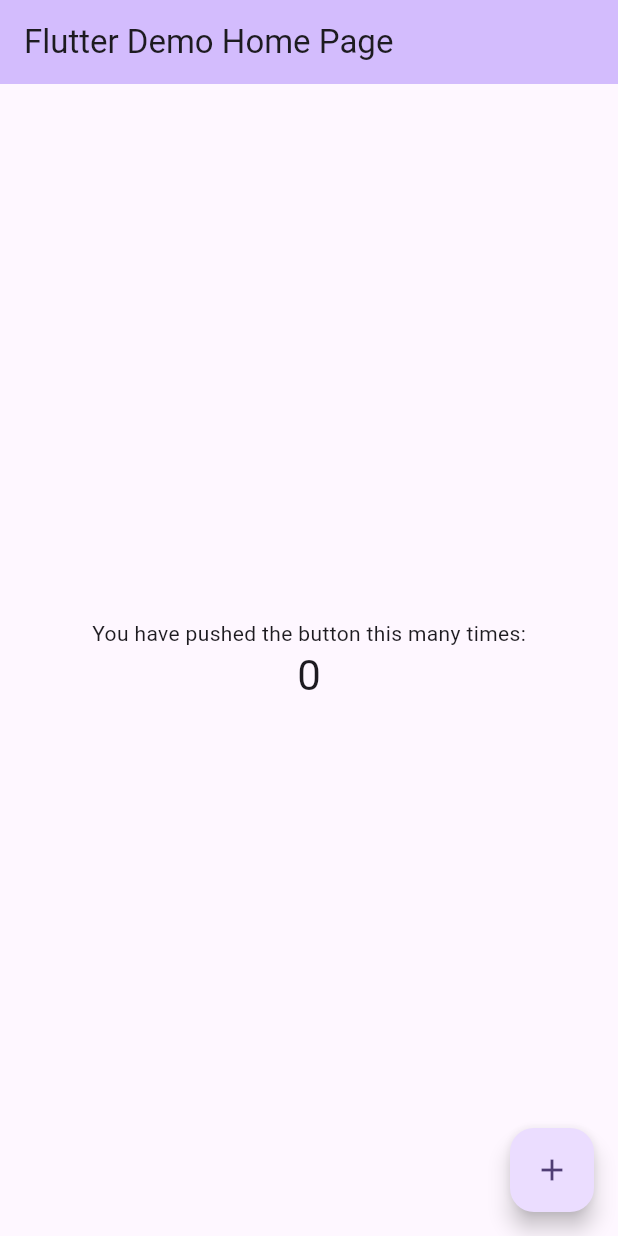
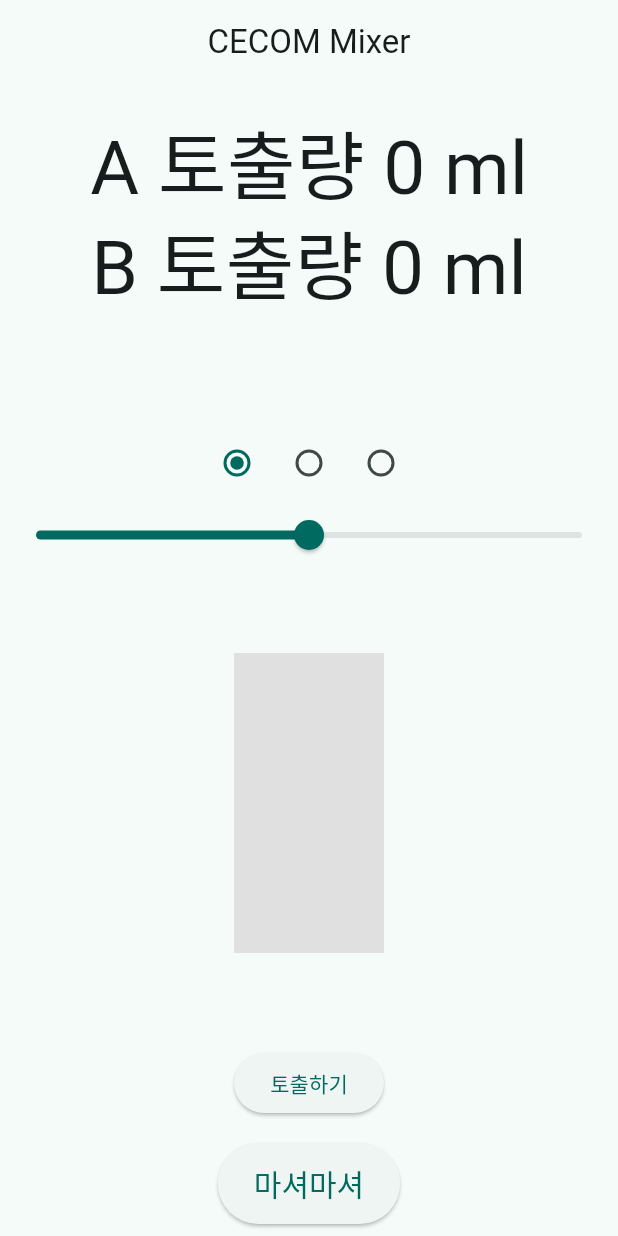
Before and after one commit to CECOM-CAU/ssomaek-dispenser-flutter, a Flutter app: the screen it shows after launch, on a phone screen of 412 x 824 dp. Run offline on Flutter 3.47's test engine with Material 3 defaults, Android fonts, the phone set to English and light mode, and no system bars.

Commit message:
UI complete

```diff
--- a/lib/main.dart
+++ b/lib/main.dart
@@ -1,69 +1,23 @@
 import 'package:flutter/material.dart';
+import 'pages/mixing_page.dart';
 
 void main() {
-  runApp(const MyApp());
+  runApp(const SojuBeerApp());
 }
 
-class MyApp extends StatelessWidget {
-  const MyApp({super.key});
+class SojuBeerApp extends StatelessWidget {
+  const SojuBeerApp({super.key});
 
   @override
   Widget build(BuildContext context) {
     return MaterialApp(
-      title: 'Flutter Demo',
+      title: 'CECOM Mixer',
       theme: ThemeData(
-        colorScheme: ColorScheme.fromSeed(seedColor: Colors.deepPurple),
+        colorScheme: ColorScheme.fromSeed(seedColor: Colors.teal),
         useMaterial3: true,
       ),
-      home: const MyHomePage(title: 'Flutter Demo Home Page'),
+      debugShowCheckedModeBanner: false,
+      home: const MixingPage(),
     );
   }
 }
-
-class MyHomePage extends StatefulWidget {
-  const MyHomePage({super.key, required this.title});
-
-  final String title;
-
-  @override
-  State<MyHomePage> createState() => _MyHomePageState();
-}
-
-class _MyHomePageState extends State<MyHomePage> {
-  int _counter = 0;
-
-  void _incrementCounter() {
-    setState(() {
-      _counter++;
-    });
-  }
-
-  @override
-  Widget build(BuildContext context) {
-    return Scaffold(
-      appBar: AppBar(
-        backgroundColor: Theme.of(context).colorScheme.inversePrimary,
-        title: Text(widget.title),
-      ),
-      body: Center(
-        child: Column(
-          mainAxisAlignment: MainAxisAlignment.center,
-          children: <Widget>[
-            const Text(
-              'You have pushed the button this many times:',
-            ),
-            Text(
-              '$_counter',
-              style: Theme.of(context).textTheme.headlineMedium,
-            ),
-          ],
-        ),
-      ),
-      floatingActionButton: FloatingActionButton(
-        onPressed: _incrementCounter,
-        tooltip: 'Increment',
-        child: const Icon(Icons.add),
-      ),
-    );
-  }
-}
--- /dev/null
+++ b/lib/pages/mixing_page.dart
@@ -0,0 +1,107 @@
+import 'package:flutter/material.dart';
+import '../widgets/counter_display.dart';
+import '../widgets/ratio_selector.dart';
+import '../widgets/mixing_gauge.dart';
+import '../widgets/extract_button.dart';
+
+class MixingPage extends StatefulWidget {
+  const MixingPage({super.key});
+
+  @override
+  State<MixingPage> createState() => _MixingPageState();
+}
+
+class _MixingPageState extends State<MixingPage> {
+  int counterA = 0;
+  int counterB = 0;
+  int selectedRatio = 0;
+  double sliderValue = 0.5;
+  final GlobalKey<MixingGaugeState> _mixingGaugeKey = GlobalKey<MixingGaugeState>();
+
+  void updateCounters(int a, int b) {
+    setState(() {
+      counterA = a;
+      counterB = b;
+    });
+  }
+
+  @override
+  Widget build(BuildContext context) {
+    return Scaffold(
+      appBar: AppBar(
+        centerTitle: true,
+        title: const Text('CECOM Mixer'),
+      ),
+      body: Column(
+        mainAxisAlignment: MainAxisAlignment.spaceBetween,
+        children: [
+          // 상단에 CounterDisplay 추가
+          Padding(
+            padding: const EdgeInsets.symmetric(vertical: 20.0),
+            child: CounterDisplay(counterA: counterA, counterB: counterB),
+          ),
+          // 슬라이더와 비율 선택기
+          RatioSelector(
+            selectedRatio: selectedRatio,
+            sliderValue: sliderValue,
+            onRatioSelected: (int? value) {
+              setState(() {
+                selectedRatio = value ?? 0;
+                if (selectedRatio == 1) {
+                  updateCounters(3, 7);
+                } else if (selectedRatio == 2) {
+                  updateCounters(
+                    (10 * sliderValue).round(),
+                    10 - (10 * sliderValue).round(),
+                  );
+                }
+              });
+            },
+            onSliderChanged: (value) {
+              setState(() {
+                sliderValue = value;
+                updateCounters(
+                  (10 * sliderValue).round(),
+                  10 - (10 * sliderValue).round(),
+                );
+              });
+            },
+          ),
+          // 게이지 바
+          MixingGauge(
+            key: _mixingGaugeKey,
+            counterA: counterA,
+            counterB: counterB,
+          ),
+          // 도출하기 버튼을 하단으로 이동
+          Padding(
+            padding: const EdgeInsets.all(8.0),
+            child: Column(
+              children: [
+                ExtractButton(
+                  onPressed: () {
+                    _mixingGaugeKey.currentState?.reduceGauge();
+                    setState(() {
+                      updateCounters(0, 0);
+                    });
+                  },
+                ),
+                const SizedBox(height: 16),
+                ElevatedButton(
+                  onPressed: () {
+                    _mixingGaugeKey.currentState?.fillGauge(counterA, counterB);
+                  },
+                  child: const Text('마셔마셔'),
+                  style: ElevatedButton.styleFrom(
+                    padding: const EdgeInsets.symmetric(horizontal: 24, vertical: 12),
+                    textStyle: const TextStyle(fontSize: 20),
+                  ),
+                ),
+              ],
+            ),
+          ),
+        ],
+      ),
+    );
+  }
+}
--- /dev/null
+++ b/lib/widgets/counter_display.dart
@@ -0,0 +1,22 @@
+import 'package:flutter/material.dart';
+
+class CounterDisplay extends StatelessWidget {
+  final int counterA;
+  final int counterB;
+
+  const CounterDisplay({
+    Key? key,
+    required this.counterA,
+    required this.counterB,
+  }) : super(key: key);
+
+  @override
+  Widget build(BuildContext context) {
+    return Column(
+      children: [
+        Text('A 토출량 $counterA ml', style: Theme.of(context).textTheme.titleLarge?.copyWith(fontSize: 50)),
+        Text('B 토출량 $counterB ml', style: Theme.of(context).textTheme.titleLarge?.copyWith(fontSize: 50)),
+      ],
+    );
+  }
+}
--- /dev/null
+++ b/lib/widgets/extract_button.dart
@@ -0,0 +1,18 @@
+import 'package:flutter/material.dart';
+
+class ExtractButton extends StatelessWidget {
+  final VoidCallback onPressed;
+
+  const ExtractButton({
+    Key? key,
+    required this.onPressed,
+  }) : super(key: key);
+
+  @override
+  Widget build(BuildContext context) {
+    return ElevatedButton(
+      onPressed: onPressed,
+      child: const Text('토출하기'),
+    );
+  }
+}
--- /dev/null
+++ b/lib/widgets/mixing_gauge.dart
@@ -0,0 +1,69 @@
+import 'package:flutter/material.dart';
+import 'dart:async';
+
+class MixingGauge extends StatefulWidget {
+  final int counterA;
+  final int counterB;
+
+  const MixingGauge({
+    Key? key,
+    required this.counterA,
+    required this.counterB,
+  }) : super(key: key);
+
+  @override
+  State<MixingGauge> createState() => MixingGaugeState();
+}
+
+class MixingGaugeState extends State<MixingGauge> {
+  double _currentHeight = 0.0;
+
+  @override
+  void didUpdateWidget(MixingGauge oldWidget) {
+    super.didUpdateWidget(oldWidget);
+    setState(() {
+      _currentHeight = (widget.counterA + widget.counterB) * 2.0;
+    });
+  }
+
+  void reduceGauge() {
+    Timer.periodic(const Duration(milliseconds: 50), (timer) {
+      setState(() {
+        if (_currentHeight > 0) {
+          _currentHeight -= 5;  // 게이지 바가 줄어드는 속도 조정
+        } else {
+          timer.cancel();
+        }
+      });
+    });
+  }
+
+  void fillGauge(int counterA, int counterB) {
+    setState(() {
+      // counterA와 counterB의 합에 비례하여 게이지 높이를 설정하되, 최대값은 100으로 제한
+      _currentHeight = ((counterA + counterB) * 2.0).clamp(0, 100);
+    });
+  }
+
+  @override
+  Widget build(BuildContext context) {
+    return Container(
+      height: 200,
+      width: 100,
+      color: Colors.grey[300],
+      child: Stack(
+        alignment: Alignment.bottomCenter,
+        children: [
+          AnimatedContainer(
+            duration: const Duration(milliseconds: 500),
+            height: _currentHeight,
+            color: Colors.cyan,
+            child: const Center(
+              child: Text('CECOM...'),
+            ),
+          ),
+        ],
+      ),
+    );
+  }
+}
--- /dev/null
+++ b/lib/widgets/ratio_selector.dart
@@ -0,0 +1,49 @@
+import 'package:flutter/material.dart';
+
+class RatioSelector extends StatelessWidget {
+  final int selectedRatio;
+  final double sliderValue;
+  final ValueChanged<int?> onRatioSelected;
+  final ValueChanged<double> onSliderChanged;
+
+  const RatioSelector({
+    Key? key,
+    required this.selectedRatio,
+    required this.sliderValue,
+    required this.onRatioSelected,
+    required this.onSliderChanged,
+  }) : super(key: key);
+
+  @override
+  Widget build(BuildContext context) {
+    return Column(
+      children: [
+        Row(
+          mainAxisAlignment: MainAxisAlignment.center,
+          children: [
+            Radio<int?>(
+              value: 0,
+              groupValue: selectedRatio,
+              onChanged: onRatioSelected,
+            ),
+            Radio<int?>(
+              value: 1,
+              groupValue: selectedRatio,
+              onChanged: onRatioSelected,
+            ),
+            Radio<int?>(
+              value: 2,
+              groupValue: selectedRatio,
+              onChanged: onRatioSelected,
+            ),
+          ],
+        ),
+        if (selectedRatio == 0)
+          Slider(
+            value: sliderValue,
+            onChanged: onSliderChanged,
+          ),
+      ],
+    );
+  }
+}
```
Also changed, not shown: pubspec.lock.
